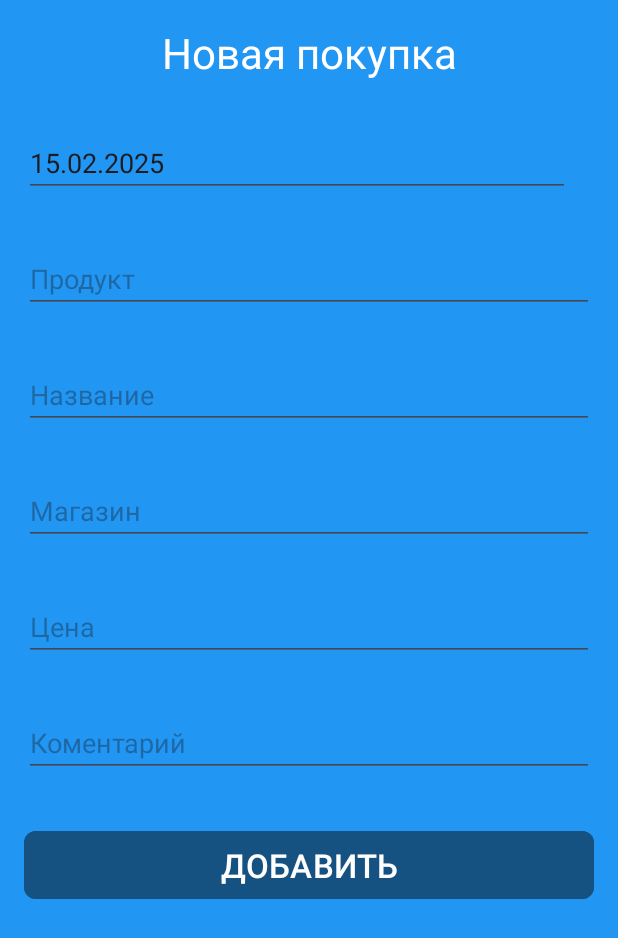
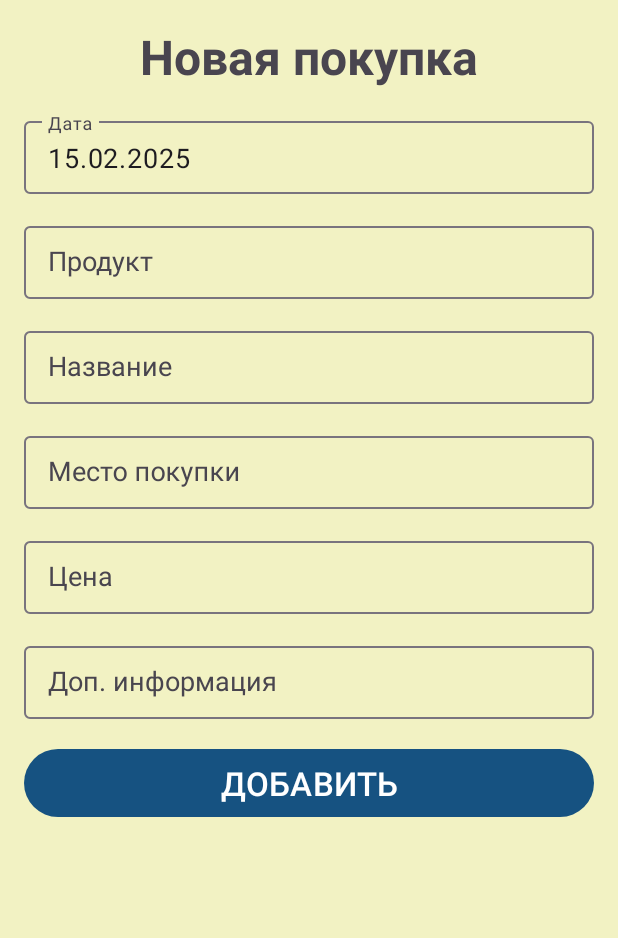
Before and after one commit to KotlyarovSergey/CostMemories, an Android app: the AddPurchaseFragment screen opened through its navigation route, on a phone screen of 412 x 824 dp. Shown: the top 938 px of the screen. Run offline under Robolectric (Android 15) with nearby library versions, the phone set to English and light mode, and no system bars; our stand-ins replace Room's generated code, data binding.

Commit message:
TextInputLayout in AddFragment. Colors.

```diff
--- a/app/src/main/java/com/ksv/costmemories/ui/add_purchase/model/AddState.kt
+++ b/app/src/main/java/com/ksv/costmemories/ui/add_purchase/model/AddState.kt
@@ -4,4 +4,5 @@ sealed class AddState {
     data object Normal: AddState()
     class Error(val msg: String): AddState()
     data object Finish: AddState()
+    data object SetDate: AddState()
 }
--- a/app/src/main/java/com/ksv/costmemories/ui/add_purchase/view/AddPurchaseFragment.kt
+++ b/app/src/main/java/com/ksv/costmemories/ui/add_purchase/view/AddPurchaseFragment.kt
@@ -50,9 +50,6 @@ class AddPurchaseFragment : Fragment() {
 
         fillAutoCompleteData()
 
-        binding.date.setOnClickListener { onDateClickListener() }
-        binding.addButton.setOnClickListener { viewModel.onAddClick() }
-
         viewModel.state.onEach { state ->
             when (state) {
                 AddState.Finish -> {
@@ -62,6 +59,10 @@ class AddPurchaseFragment : Fragment() {
                 is AddState.Error -> {
 //                    Toast.makeText(requireContext(), getString(R.string.date_input_error), Toast.LENGTH_SHORT).show()
                     Toast.makeText(requireContext(), state.msg, Toast.LENGTH_SHORT).show()
+                }
+                AddState.SetDate -> {
+                    openDateDialog()
+                    viewModel.onDateDialogOpen()
                 }
                 else -> {}
             }
@@ -104,7 +105,7 @@ class AddPurchaseFragment : Fragment() {
 
     }
 
-    private fun onDateClickListener() {
+    private fun openDateDialog() {
         val datePicker = MaterialDatePicker.Builder.datePicker()
             .setTitleText(resources.getText(R.string.date_picker_title))
             .setSelection(Calendar.getInstance().timeInMillis)
--- a/app/src/main/res/layout/fragment_add_purchase.xml
+++ b/app/src/main/res/layout/fragment_add_purchase.xml
@@ -1,110 +1,156 @@
 <?xml version="1.0" encoding="utf-8"?>
 <layout xmlns:android="http://schemas.android.com/apk/res/android"
     xmlns:app="http://schemas.android.com/apk/res-auto"
-    xmlns:tools="http://schemas.android.com/tools">
+    xmlns:tools="http://schemas.android.com/tools"
+    tools:context=".ui.add_purchase.view.AddPurchaseFragment">
 
     <data>
 
         <variable
             name="viewModel"
             type="com.ksv.costmemories.ui.add_purchase.model.AddPurchaseViewModel" />
-
     </data>
 
     <ScrollView
         android:layout_width="match_parent"
         android:layout_height="match_parent"
-        android:background="#2196F3"
-        tools:context=".ui.add_purchase.view.AddPurchaseFragment">
+        android:background="@color/edit_purchase_background"
+        android:padding="16dp">
 
         <LinearLayout
             android:layout_width="match_parent"
-            android:layout_height="0dp"
-            android:orientation="vertical"
-            android:padding="16dp">
+            android:layout_height="wrap_content"
+            android:orientation="vertical">
 
             <TextView
                 android:layout_width="match_parent"
                 android:layout_height="wrap_content"
-                android:layout_marginBottom="16dp"
-                android:text="Новая покупка"
+                android:text="@string/new_purchase_caption"
                 android:textAlignment="center"
-                android:textColor="@color/white"
-                android:textSize="28sp" />
+                android:textSize="32sp"
+                android:textStyle="bold" />
 
-            <EditText
+            <com.google.android.material.textfield.TextInputLayout
+                android:layout_width="match_parent"
+                android:layout_height="wrap_content"
+                android:layout_marginTop="16dp"
+                android:hint="@string/date_edit_hint">
+
+                <androidx.appcompat.widget.AppCompatEditText
                     android:id="@+id/date"
                     android:layout_width="match_parent"
-                android:layout_height="0dp"
-                android:layout_marginVertical="16dp"
-                android:layout_marginEnd="16dp"
-                android:layout_weight="1.0"
-                android:clickable="false"
+                    android:layout_height="wrap_content"
                     android:cursorVisible="false"
                     android:focusable="false"
                     android:focusableInTouchMode="false"
+                    android:inputType="date"
+                    android:onClick="@{()->viewModel.onDateClick()}"
+                    android:paddingHorizontal="16dp"
+                    android:paddingVertical="12dp"
                     android:text="@={viewModel.date}"
-                android:hint="Дата"
-                android:inputType="date" />
+                    android:textSize="18sp" />
+            </com.google.android.material.textfield.TextInputLayout>
+            <!--                    android:clickable="false"-->
 
-            <AutoCompleteTextView
+            <com.google.android.material.textfield.TextInputLayout
+                android:layout_width="match_parent"
+                android:layout_height="wrap_content"
+                android:layout_marginTop="16dp"
+                android:hint="@string/product_edit_hint"
+                app:endIconMode="clear_text">
+
+                <androidx.appcompat.widget.AppCompatAutoCompleteTextView
                     android:id="@+id/product"
                     android:layout_width="match_parent"
                     android:layout_height="wrap_content"
-                android:layout_marginVertical="16dp"
+                    android:inputType="textCapSentences"
+                    android:paddingHorizontal="16dp"
+                    android:paddingVertical="12dp"
+                    android:text="@={viewModel.product}"
+                    android:textSize="18sp" />
+            </com.google.android.material.textfield.TextInputLayout>
 
-                android:hint="Продукт"
-                android:inputType="textCapSentences"
-                android:text="@={viewModel.product}" />
+            <com.google.android.material.textfield.TextInputLayout
+                android:layout_width="match_parent"
+                android:layout_height="wrap_content"
+                android:layout_marginTop="16dp"
+                android:hint="@string/title_edit_hint"
+                app:endIconMode="clear_text">
 
-            <AutoCompleteTextView
+                <androidx.appcompat.widget.AppCompatAutoCompleteTextView
                     android:id="@+id/title"
                     android:layout_width="match_parent"
                     android:layout_height="wrap_content"
-                android:layout_marginVertical="16dp"
-                android:hint="Название"
                     android:inputType="textCapSentences"
-                android:text="@={viewModel.title}" />
+                    android:paddingHorizontal="16dp"
+                    android:paddingVertical="12dp"
+                    android:text="@={viewModel.title}"
+                    android:textSize="18sp" />
+            </com.google.android.material.textfield.TextInputLayout>
 
-            <AutoCompleteTextView
+            <com.google.android.material.textfield.TextInputLayout
+                android:layout_width="match_parent"
+                android:layout_height="wrap_content"
+                android:layout_marginTop="16dp"
+                android:hint="@string/shop_edit_hint"
+                app:endIconMode="clear_text">
+
+                <androidx.appcompat.widget.AppCompatAutoCompleteTextView
                     android:id="@+id/shop"
                     android:layout_width="match_parent"
                     android:layout_height="wrap_content"
-                android:layout_marginVertical="16dp"
-                android:hint="Магазин"
                     android:inputType="textCapSentences"
-                android:text="@={viewModel.shop}" />
+                    android:paddingHorizontal="16dp"
+                    android:paddingVertical="12dp"
+                    android:text="@={viewModel.shop}"
+                    android:textSize="18sp" />
+            </com.google.android.material.textfield.TextInputLayout>
 
-            <EditText
+            <com.google.android.material.textfield.TextInputLayout
+                android:layout_width="match_parent"
+                android:layout_height="wrap_content"
+                android:layout_marginTop="16dp"
+                android:hint="@string/cost_edit_hint"
+                app:endIconMode="clear_text">
+
+                <androidx.appcompat.widget.AppCompatAutoCompleteTextView
                     android:id="@+id/cost"
                     android:layout_width="match_parent"
                     android:layout_height="wrap_content"
-                android:layout_marginVertical="16dp"
+                    android:inputType="number"
+                    android:paddingHorizontal="16dp"
+                    android:paddingVertical="12dp"
                     android:text="@={viewModel.cost}"
-                android:hint="Цена"
-                android:inputType="number" />
+                    android:textSize="18sp" />
+            </com.google.android.material.textfield.TextInputLayout>
 
-            <androidx.appcompat.widget.AppCompatEditText
+            <com.google.android.material.textfield.TextInputLayout
+                android:layout_width="match_parent"
+                android:layout_height="wrap_content"
+                android:layout_marginTop="16dp"
+                android:hint="@string/comment_edit_hint"
+                app:endIconMode="clear_text">
+
+                <androidx.appcompat.widget.AppCompatAutoCompleteTextView
                     android:id="@+id/comment"
                     android:layout_width="match_parent"
                     android:layout_height="wrap_content"
-                android:layout_marginVertical="16dp"
-                android:hint="Коментарий"
                     android:inputType="text"
-                android:text="@={viewModel.comment}" />
+                    android:paddingHorizontal="16dp"
+                    android:paddingVertical="12dp"
+                    android:text="@={viewModel.comment}"
+                    android:textSize="18sp" />
+            </com.google.android.material.textfield.TextInputLayout>
 
             <Button
-                android:id="@+id/add_button"
                 android:layout_width="match_parent"
                 android:layout_height="wrap_content"
                 android:layout_marginTop="16dp"
-                android:backgroundTint="#165281"
                 android:onClick="@{()-> viewModel.onAddClick()}"
                 android:paddingVertical="8dp"
-                android:text="добавить"
+                android:text="@string/button_add_caption"
                 android:textAllCaps="true"
-                android:textSize="22sp"
-                app:cornerRadius="8dp" />
+                android:textSize="22sp" />
 
         </LinearLayout>
     </ScrollView>
--- a/app/src/main/res/layout/fragment_home.xml
+++ b/app/src/main/res/layout/fragment_home.xml
@@ -15,6 +15,7 @@
     </data>
 
     <FrameLayout
+        android:background="@color/home_background"
         android:layout_width="match_parent"
         android:layout_height="match_parent">
 
@@ -22,7 +23,7 @@
             android:layout_width="match_parent"
             android:layout_height="match_parent"
             android:visibility="@{viewModel.state instanceof HomeState.Empty ? View.VISIBLE : View.GONE}"
-            tools:visibility="visible">
+            tools:visibility="gone">
 
             <TextView
                 android:layout_width="match_parent"
@@ -60,7 +61,7 @@
             android:layout_width="match_parent"
             android:layout_height="match_parent"
             tools:context=".ui.home.view.HomeFragment"
-            tools:visibility="gone">
+            tools:visibility="visible">
 
             <androidx.recyclerview.widget.RecyclerView
                 android:id="@+id/recycler"
--- a/app/src/main/res/layout/purchase_view.xml
+++ b/app/src/main/res/layout/purchase_view.xml
@@ -7,6 +7,7 @@
         <variable
             name="purchase"
             type="com.ksv.costmemories.entity.PurchaseTuple" />
+        <import type="android.view.View"/>
     </data>
 
     <FrameLayout
@@ -19,7 +20,7 @@
         <androidx.cardview.widget.CardView
             android:id="@+id/card"
             app:cardCornerRadius="8dp"
-            app:cardBackgroundColor="#F6BEBE"
+            app:cardBackgroundColor="@color/purchase_card_background_tint"
             android:layout_width="match_parent"
             android:layout_height="wrap_content">
 
@@ -97,6 +98,7 @@
                     android:text="@{purchase.comment}"
                     tools:text="брикет 18гр"
                     app:layout_constraintStart_toStartOf="@id/product"
+                    android:visibility="@{purchase.comment.length() > 0 ? View.VISIBLE : View.GONE}"
                     app:layout_constraintEnd_toEndOf="parent"
                     app:layout_constraintTop_toBottomOf="@id/date"/>
 
--- a/app/src/main/res/values/colors.xml
+++ b/app/src/main/res/values/colors.xml
@@ -2,4 +2,8 @@
 <resources>
     <color name="black">#FF000000</color>
     <color name="white">#FFFFFFFF</color>
+    <color name="primary">#165281</color>
+    <color name="edit_purchase_background">#F2F2C3</color>
+    <color name="purchase_card_background_tint">#C6F4FA</color>
+    <color name="home_background">#183850</color>
 </resources>
--- a/app/src/main/res/values/strings.xml
+++ b/app/src/main/res/values/strings.xml
@@ -24,4 +24,6 @@
 
 
     <string name="add_purchase_success">Покупка добавлена</string>
+    <string name="new_purchase_caption">Новая покупка</string>
+    <string name="button_add_caption">добавить</string>
 </resources>
--- a/app/src/main/res/values/themes.xml
+++ b/app/src/main/res/values/themes.xml
@@ -5,5 +5,7 @@
         <!-- <item name="colorPrimary">@color/my_light_primary</item> -->
     </style>
 
-    <style name="Theme.CostMemories" parent="Base.Theme.CostMemories" />
+    <style name="Theme.CostMemories" parent="Base.Theme.CostMemories">
+        <item name="colorPrimary">@color/primary</item>
+    </style>
 </resources>
```
Also changed, not shown: app/src/main/java/com/ksv/costmemories/ui/add_purchase/model/AddPurchaseViewModel.kt (+8 -0 lines), app/src/main/res/layout/fragment_edit_purchase.xml (+30 -22 lines). Lines whose indentation alone changed are shown as unchanged.
